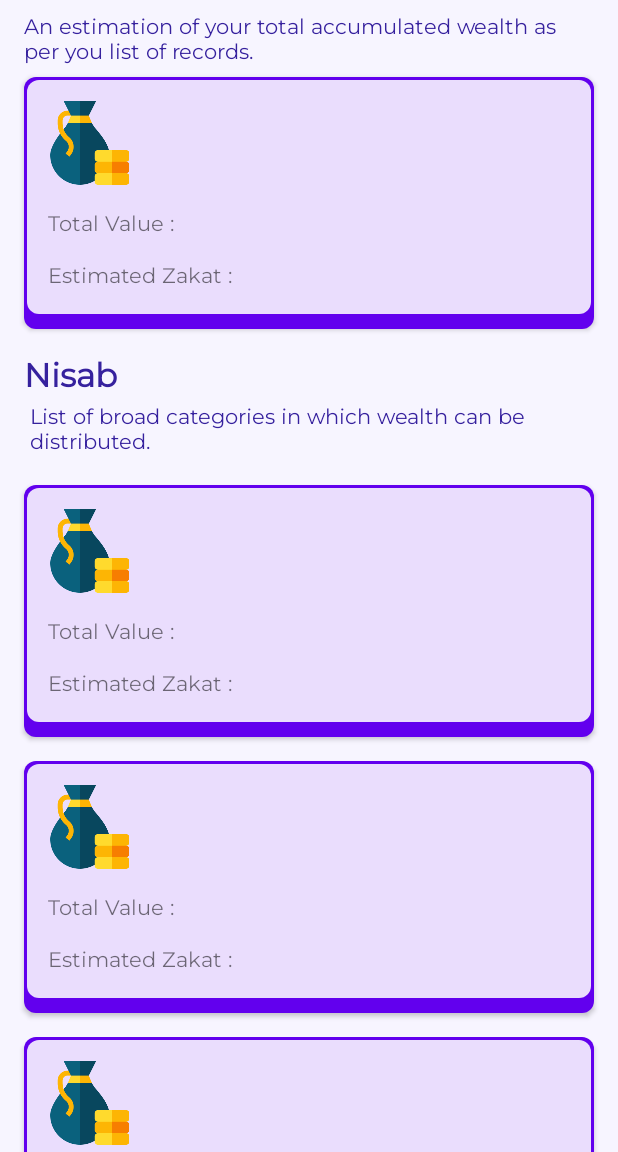
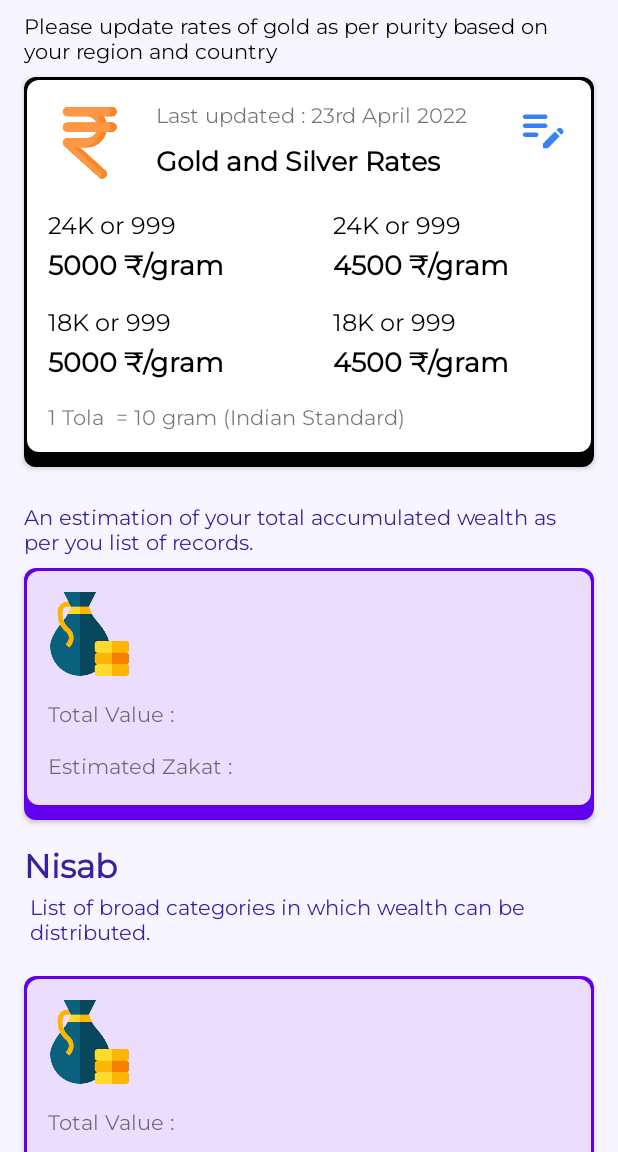
Before and after one commit to fazal88/Zakat-Nisab, an Android app built with Jetpack Compose: the screen it shows after launch (MainActivity), on a phone screen of 412 x 824 dp, the part 84-1236 px from its top. Run offline under Robolectric (Android 15) with nearby library versions, the phone set to English and light mode, and no system bars; our stand-ins replace Dagger/Hilt's generated code, data binding; libraries missing offline, so code that uses them is left out: com.google.firebase.remoteconfig; network calls fail; 6 statements that could not run were skipped.

Commit message:
added rates

```diff
--- /dev/null
+++ b/app/src/main/res/drawable/ic_round_edit_note_36.xml
@@ -0,0 +1,5 @@
+<vector android:height="36dp" android:tint="?attr/colorControlNormal"
+    android:viewportHeight="24" android:viewportWidth="24"
+    android:width="36dp" xmlns:android="http://schemas.android.com/apk/res/android">
+    <path android:fillColor="@android:color/white" android:pathData="M14,11c0,0.55 -0.45,1 -1,1H4c-0.55,0 -1,-0.45 -1,-1s0.45,-1 1,-1h9C13.55,10 14,10.45 14,11zM3,7c0,0.55 0.45,1 1,1h9c0.55,0 1,-0.45 1,-1s-0.45,-1 -1,-1H4C3.45,6 3,6.45 3,7zM10,15c0,-0.55 -0.45,-1 -1,-1H4c-0.55,0 -1,0.45 -1,1s0.45,1 1,1h5C9.55,16 10,15.55 10,15zM18.01,12.87l0.71,-0.71c0.39,-0.39 1.02,-0.39 1.41,0l0.71,0.71c0.39,0.39 0.39,1.02 0,1.41l-0.71,0.71L18.01,12.87zM17.3,13.58l-5.16,5.16C12.05,18.83 12,18.95 12,19.09v1.41c0,0.28 0.22,0.5 0.5,0.5h1.41c0.13,0 0.26,-0.05 0.35,-0.15l5.16,-5.16L17.3,13.58z"/>
+</vector>
--- a/app/src/main/res/layout/dashboard_fragment.xml
+++ b/app/src/main/res/layout/dashboard_fragment.xml
@@ -55,11 +55,29 @@
                 android:orientation="vertical">
 
                 <TextView
+                    android:id="@+id/tv_subtitle_rates"
+                    android:layout_width="match_parent"
+                    android:layout_height="wrap_content"
+                    android:layout_marginHorizontal="16dp"
+                    android:paddingVertical="8dp"
+                    android:text="@string/str_rate_update"
+                    android:textColor="@color/black"
+                    android:textSize="14sp" />
+
+                <include
+                    android:id="@+id/inc_metal_values"
+                    layout="@layout/item_metal_values"
+                    android:layout_width="match_parent"
+                    android:layout_height="wrap_content"
+                    android:layout_marginHorizontal="16dp" />
+
+                <TextView
                     android:id="@+id/tv_subtitle_overview"
                     android:layout_width="match_parent"
                     android:layout_height="wrap_content"
                     android:layout_marginHorizontal="16dp"
                     android:paddingVertical="8dp"
+                    android:layout_marginTop="16dp"
                     android:text="@string/str_an_estimation"
                     android:textColor="@color/primaryDarkColor"
                     android:textSize="14sp" />
--- a/app/src/main/res/layout/item_dashboard.xml
+++ b/app/src/main/res/layout/item_dashboard.xml
@@ -49,7 +49,6 @@
             app:layout_constraintStart_toEndOf="@+id/imageView"
             app:layout_constraintTop_toTopOf="@+id/imageView"
             tools:text="Last updated : 23rd April 2022" />
-
 
         <TextView
             android:id="@+id/tv_title"
--- /dev/null
+++ b/app/src/main/res/layout/item_metal_values.xml
@@ -0,0 +1,208 @@
+<?xml version="1.0" encoding="utf-8"?>
+<layout xmlns:android="http://schemas.android.com/apk/res/android"
+    xmlns:app="http://schemas.android.com/apk/res-auto">
+
+    <data>
+
+        <variable
+            name="item"
+            type="com.androidvoyage.zakat.model.NisabCategoryItem" />
+
+    </data>
+
+    <androidx.constraintlayout.widget.ConstraintLayout
+        android:layout_width="match_parent"
+        android:layout_height="wrap_content"
+        android:layout_margin="16dp"
+        android:background="@drawable/back_rect_round_8dp"
+        android:backgroundTint="@color/black"
+        android:elevation="2dp"
+        android:paddingBottom="8dp">
+
+        <View
+            android:id="@+id/view"
+            android:layout_width="0dp"
+            android:layout_height="0dp"
+            android:layout_margin="2dp"
+            android:background="@drawable/back_rect_round_8dp"
+            android:backgroundTint="#ffffff"
+            app:layout_constraintBottom_toBottomOf="parent"
+            app:layout_constraintEnd_toEndOf="parent"
+            app:layout_constraintStart_toStartOf="parent"
+            app:layout_constraintTop_toTopOf="parent" />
+
+
+        <ImageView
+            android:id="@+id/iv_item"
+            android:layout_width="56dp"
+            android:layout_height="56dp"
+            android:layout_margin="16dp"
+            android:contentDescription="@string/str_nisab_icon"
+            android:scaleType="centerInside"
+            android:src="@drawable/ic_rupee"
+            app:layout_constraintStart_toStartOf="parent"
+            app:layout_constraintTop_toTopOf="parent" />
+
+        <TextView
+            android:id="@+id/tv_timestamp"
+            android:layout_width="0dp"
+            android:layout_height="wrap_content"
+            android:layout_marginHorizontal="16dp"
+            android:text="Last updated : 23rd April 2022"
+            app:layout_constraintEnd_toEndOf="parent"
+            app:layout_constraintStart_toEndOf="@+id/iv_item"
+            app:layout_constraintTop_toTopOf="@+id/iv_item" />
+
+        <TextView
+            android:id="@+id/tv_title"
+            android:layout_width="0dp"
+            android:layout_height="wrap_content"
+            android:layout_marginHorizontal="16dp"
+            android:layout_marginTop="4dp"
+            android:text="Gold and Silver Rates"
+            android:textColor="@color/black"
+            android:textSize="18sp"
+            android:textStyle="bold"
+            app:layout_constraintBottom_toBottomOf="@+id/iv_item"
+            app:layout_constraintEnd_toEndOf="parent"
+            app:layout_constraintStart_toEndOf="@+id/iv_item"
+            app:layout_constraintTop_toBottomOf="@+id/tv_timestamp" />
+
+        <TextView
+            android:id="@+id/tv_label_24"
+            android:layout_width="0dp"
+            android:layout_height="wrap_content"
+            android:layout_marginHorizontal="16dp"
+            android:layout_marginTop="16dp"
+
+            android:text="24K or 999"
+            android:textColor="@color/black"
+            android:textSize="16sp"
+            app:layout_constraintEnd_toStartOf="@+id/tv_label_22"
+            app:layout_constraintStart_toStartOf="parent"
+            app:layout_constraintTop_toBottomOf="@+id/iv_item" />
+
+        <TextView
+            android:id="@+id/tv_label_22"
+            android:layout_width="0dp"
+            android:layout_height="wrap_content"
+            android:layout_marginHorizontal="16dp"
+
+            android:text="24K or 999"
+            android:textColor="@color/black"
+            android:textSize="16sp"
+            app:layout_constraintEnd_toEndOf="parent"
+            app:layout_constraintStart_toEndOf="@+id/tv_label_24"
+            app:layout_constraintTop_toTopOf="@+id/tv_label_24" />
+
+        <TextView
+            android:id="@+id/tv_24"
+            android:layout_width="0dp"
+            android:layout_height="wrap_content"
+            android:layout_marginHorizontal="16dp"
+            android:layout_marginTop="4dp"
+
+            android:text="5000 ₹/gram"
+            android:textColor="@color/black"
+            android:textSize="18sp"
+            android:textStyle="bold"
+            app:layout_constraintEnd_toStartOf="@+id/tv_22"
+            app:layout_constraintStart_toStartOf="parent"
+            app:layout_constraintTop_toBottomOf="@+id/tv_label_24" />
+
+        <TextView
+            android:id="@+id/tv_22"
+            android:layout_width="0dp"
+            android:layout_height="wrap_content"
+            android:layout_marginHorizontal="16dp"
+
+            android:text="4500 ₹/gram"
+            android:textColor="@color/black"
+            android:textSize="18sp"
+            android:textStyle="bold"
+            app:layout_constraintEnd_toEndOf="parent"
+            app:layout_constraintStart_toEndOf="@+id/tv_24"
+            app:layout_constraintTop_toTopOf="@+id/tv_24" />
+
+        <TextView
+            android:id="@+id/tv_label_18"
+            android:layout_width="0dp"
+            android:layout_height="wrap_content"
+            android:layout_marginHorizontal="16dp"
+            android:layout_marginTop="16dp"
+
+            android:text="18K or 999"
+            android:textColor="@color/black"
+            android:textSize="16sp"
+            app:layout_constraintEnd_toStartOf="@+id/tv_label_14"
+            app:layout_constraintStart_toStartOf="parent"
+            app:layout_constraintTop_toBottomOf="@+id/tv_24" />
+
+        <TextView
+            android:id="@+id/tv_label_14"
+            android:layout_width="0dp"
+            android:layout_height="wrap_content"
+            android:layout_marginHorizontal="16dp"
+
+            android:text="18K or 999"
+            android:textColor="@color/black"
+            android:textSize="16sp"
+            app:layout_constraintEnd_toEndOf="parent"
+            app:layout_constraintStart_toEndOf="@+id/tv_label_18"
+            app:layout_constraintTop_toTopOf="@+id/tv_label_18" />
+
+        <TextView
+            android:id="@+id/tv_18"
+            android:layout_width="0dp"
+            android:layout_height="wrap_content"
+            android:layout_marginHorizontal="16dp"
+            android:layout_marginTop="4dp"
+            android:text="5000 ₹/gram"
+            android:textColor="@color/black"
+            android:textSize="18sp"
+            android:textStyle="bold"
+            app:layout_constraintEnd_toStartOf="@+id/tv_14"
+            app:layout_constraintStart_toStartOf="parent"
+            app:layout_constraintTop_toBottomOf="@+id/tv_label_18" />
+
+        <TextView
+            android:id="@+id/tv_14"
+            android:layout_width="0dp"
+            android:layout_height="wrap_content"
+            android:layout_marginHorizontal="16dp"
+            android:layout_marginBottom="16dp"
+
+            android:text="4500 ₹/gram"
+            android:textColor="@color/black"
+            android:textSize="18sp"
+            android:textStyle="bold"
+            app:layout_constraintBottom_toTopOf="@+id/tv_tola"
+            app:layout_constraintEnd_toEndOf="parent"
+            app:layout_constraintStart_toEndOf="@+id/tv_18"
+            app:layout_constraintTop_toTopOf="@+id/tv_18" />
+
+
+        <TextView
+            android:id="@+id/tv_tola"
+            android:layout_width="0dp"
+            android:layout_height="wrap_content"
+            android:layout_margin="16dp"
+            android:text="1 Tola  = 10 gram (Indian Standard)"
+            app:layout_constraintBottom_toBottomOf="parent"
+            app:layout_constraintEnd_toEndOf="parent"
+            app:layout_constraintStart_toStartOf="parent" />
+
+
+        <ImageView
+            android:id="@+id/iv_edit"
+            android:layout_width="wrap_content"
+            android:layout_height="wrap_content"
+            android:padding="16dp"
+            android:src="@drawable/ic_round_edit_note_36"
+            app:layout_constraintEnd_toEndOf="parent"
+            app:layout_constraintTop_toTopOf="parent"
+            app:tint="@color/Blue3" />
+
+
+    </androidx.constraintlayout.widget.ConstraintLayout>
+</layout>
--- a/app/src/main/res/values/strings.xml
+++ b/app/src/main/res/values/strings.xml
@@ -24,4 +24,5 @@
     <string name="str_cost_label"><b>Cost</b> : ₹12,000</string>
     <string name="str_estimated_value">Estimated Value :</string>
     <string name="str_purchase_cost">Purchase Cost :</string>
+    <string name="str_rate_update">Please update rates of gold as per purity based on your region and country</string>
 </resources>
```
